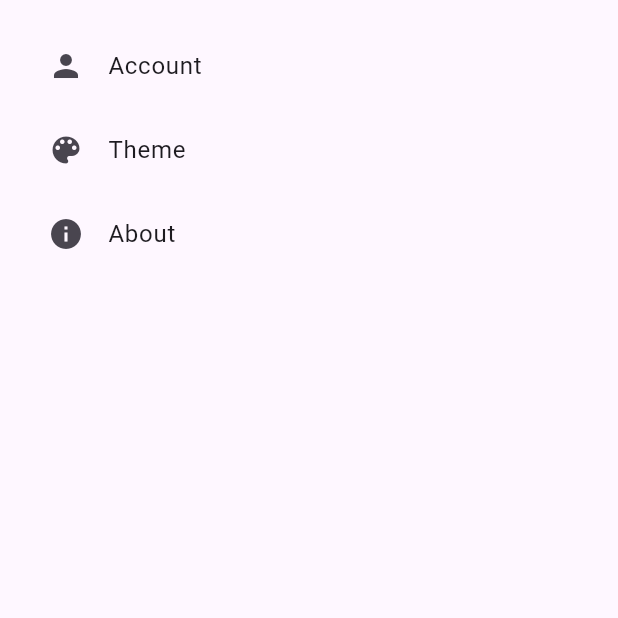
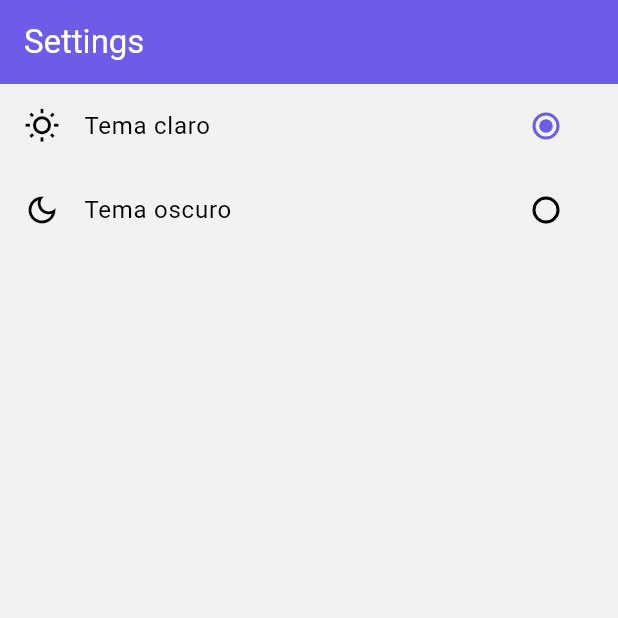
Before and after one commit to JuanJose2019/SonicPipe, a Flutter app: the SettingsPage screen opened directly, on a phone screen of 412 x 824 dp, the top half of it. Run offline on Flutter 3.47's test engine with Material 3 defaults, Android fonts, the phone set to English and light mode, and no system bars; network calls fail.

Commit message:
Creacion de estructura y algunas paginas de ejemplo

```diff
--- /dev/null
+++ b/sonic_pipe/lib/core/theme/dark_theme.dart
@@ -0,0 +1,19 @@
+import 'package:flutter/material.dart';
+import 'app_colors.dart';
+
+final ThemeData darkTheme = ThemeData(
+  brightness: Brightness.dark,
+  primaryColor: AppColors.primary,
+  scaffoldBackgroundColor: Colors.black,
+  colorScheme: const ColorScheme.dark(
+    primary: AppColors.primary,
+    secondary: AppColors.secondary,
+  ),
+  appBarTheme: const AppBarTheme(
+    backgroundColor: AppColors.primary,
+    foregroundColor: Colors.white,
+  ),
+  textTheme: const TextTheme(
+    bodyMedium: TextStyle(color: AppColors.textLight),
+  ),
+);
--- /dev/null
+++ b/sonic_pipe/lib/core/theme/light_theme.dart
@@ -0,0 +1,19 @@
+import 'package:flutter/material.dart';
+import 'app_colors.dart';
+
+final ThemeData lightTheme = ThemeData(
+  brightness: Brightness.light,
+  primaryColor: AppColors.primary,
+  scaffoldBackgroundColor: AppColors.background,
+  colorScheme: const ColorScheme.light(
+    primary: AppColors.primary,
+    secondary: AppColors.secondary,
+  ),
+  appBarTheme: const AppBarTheme(
+    backgroundColor: AppColors.primary,
+    foregroundColor: Colors.white,
+  ),
+  textTheme: const TextTheme(
+    bodyMedium: TextStyle(color: AppColors.textDark),
+  ),
+);
--- /dev/null
+++ b/sonic_pipe/lib/core/theme/theme_notifier.dart
@@ -0,0 +1,19 @@
+import 'package:flutter/material.dart';
+import 'light_theme.dart';
+import 'dark_theme.dart';
+
+class ThemeNotifier extends ChangeNotifier {
+  ThemeData _currentTheme = lightTheme;
+
+  ThemeData get currentTheme => _currentTheme;
+
+  void setLightTheme() {
+    _currentTheme = lightTheme;
+    notifyListeners();
+  }
+
+  void setDarkTheme() {
+    _currentTheme = darkTheme;
+    notifyListeners();
+  }
+}
--- a/sonic_pipe/lib/pages/settings_page.dart
+++ /dev/null
@@ -1,26 +0,0 @@
-import 'package:flutter/material.dart';
-
-class SettingsPage extends StatelessWidget {
-  const SettingsPage({super.key});
-
-  @override
-  Widget build(BuildContext context) {
-    return ListView(
-      padding: const EdgeInsets.all(16),
-      children: const [
-        ListTile(
-          leading: Icon(Icons.person),
-          title: Text("Account"),
-        ),
-        ListTile(
-          leading: Icon(Icons.color_lens),
-          title: Text("Theme"),
-        ),
-        ListTile(
-          leading: Icon(Icons.info),
-          title: Text("About"),
-        ),
-      ],
-    );
-  }
-}
--- /dev/null
+++ b/sonic_pipe/lib/presentation/pages/settings_page.dart
@@ -0,0 +1,38 @@
+import 'package:flutter/material.dart';
+import 'package:provider/provider.dart';
+import '../../core/theme/theme_notifier.dart';
+
+class SettingsPage extends StatelessWidget {
+  const SettingsPage({super.key});
+
+  @override
+  Widget build(BuildContext context) {
+    final themeNotifier = Provider.of<ThemeNotifier>(context);
+
+    return Scaffold(
+      appBar: AppBar(title: const Text("Settings")),
+      body: Column(
+        children: [
+          ListTile(
+            leading: const Icon(Icons.wb_sunny_outlined),
+            title: const Text("Tema claro"),
+            trailing: Radio(
+              value: "light",
+              groupValue: themeNotifier.currentTheme.brightness == Brightness.light ? "light" : "dark",
+              onChanged: (_) => themeNotifier.setLightTheme(),
+            ),
+          ),
+          ListTile(
+            leading: const Icon(Icons.dark_mode_outlined),
+            title: const Text("Tema oscuro"),
+            trailing: Radio(
+              value: "dark",
+              groupValue: themeNotifier.currentTheme.brightness == Brightness.dark ? "dark" : "light",
+              onChanged: (_) => themeNotifier.setDarkTheme(),
+            ),
+          ),
+        ],
+      ),
+    );
+  }
+}
--- a/sonic_pipe/pubspec.yaml
+++ b/sonic_pipe/pubspec.yaml
@@ -30,6 +30,9 @@ environment:
 dependencies:
   flutter:
     sdk: flutter
+  http: ^1.1.0
+  crypto: ^3.0.1
+  provider: ^6.1.2
 
   # The following adds the Cupertino Icons font to your application.
   # Use with the CupertinoIcons class for iOS style icons.
```
Also changed, not shown: sonic_pipe/lib/core/theme/app_colors.dart (added, +14 -0 lines), sonic_pipe/lib/data/datasources/remote/remote_song_datasource.dart (added, +122 -0 lines), sonic_pipe/lib/data/models/music.dart (added, +16 -0 lines), sonic_pipe/lib/main.dart (+24 -8 lines), sonic_pipe/lib/pages/albums_page.dart (deleted, +0 -24 lines), sonic_pipe/lib/pages/home_page.dart (deleted, +0 -15 lines), sonic_pipe/lib/presentation/pages/albums_page.dart (added, +83 -0 lines), sonic_pipe/lib/presentation/pages/home_page.dart (added, +42 -0 lines), sonic_pipe/lib/presentation/pages/songs_page.dart (added, +60 -0 lines), sonic_pipe/lib/presentation/pages/playlists_page.dart (renamed from sonic_pipe/lib/pages/playlists_page.dart).
